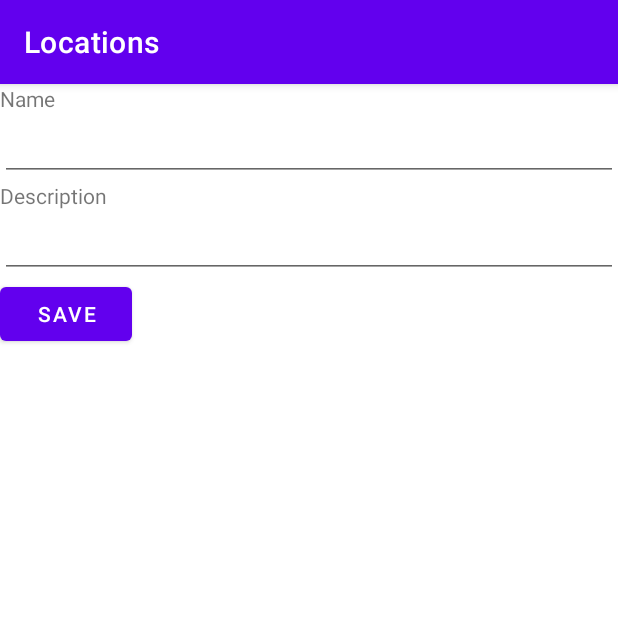
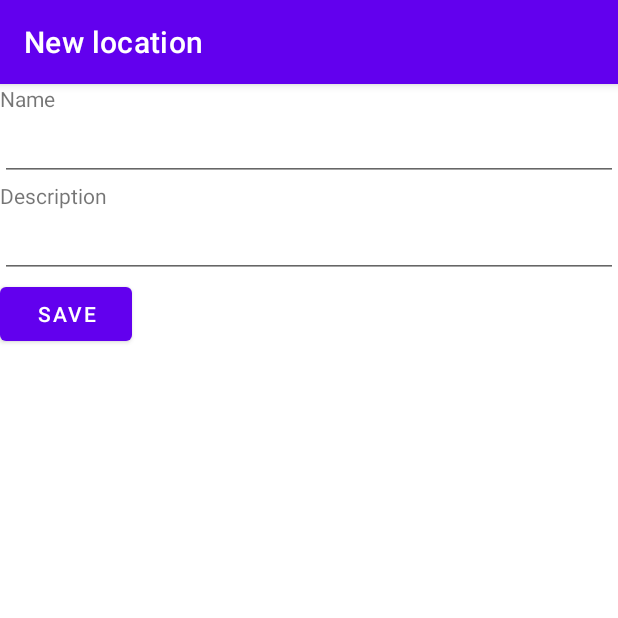
Before and after one commit to sosnovskiim/MeterManager, an Android app: the screen it shows after launch (MainActivity), after a tap on "Add new location", on a phone screen of 412 x 824 dp, the top half of it. Run offline under Robolectric (Android 15) with nearby library versions, the phone set to English and light mode, and no system bars; our stand-ins replace Room's generated code, data binding.

Commit message:
Добавил заголовок на экран Добавить/Изменить помещение

```diff
--- a/app/src/main/java/com/sosnowskydevelop/metermanager/fragment/LocationDetailsFragment.kt
+++ b/app/src/main/java/com/sosnowskydevelop/metermanager/fragment/LocationDetailsFragment.kt
@@ -5,9 +5,11 @@ import android.text.TextUtils
 import android.view.LayoutInflater
 import android.view.View
 import android.view.ViewGroup
+import androidx.appcompat.app.AppCompatActivity
 import androidx.fragment.app.Fragment
 import androidx.fragment.app.viewModels
 import androidx.navigation.fragment.findNavController
+import androidx.navigation.fragment.navArgs
 import com.sosnowskydevelop.metermanager.LocationViewModel
 import com.sosnowskydevelop.metermanager.LocationViewModelFactory
 import com.sosnowskydevelop.metermanager.MetersApplication
@@ -43,5 +45,13 @@ class LocationDetailsFragment : Fragment() {
                 findNavController().navigate(R.id.action_locationDetailsFragment_to_locationListFragment)
             }
         }
+
+        val args: LocationDetailsFragmentArgs by navArgs()
+        val locationId = args.locationId
+        if (locationId == 0) {
+            (requireActivity() as AppCompatActivity).supportActionBar?.title = resources.getString(R.string.location_new)
+        } else {
+            (requireActivity() as AppCompatActivity).supportActionBar?.title = resources.getString(R.string.location_edit)
+        }
     }
 }
--- a/app/src/main/java/com/sosnowskydevelop/metermanager/fragment/LocationListFragment.kt
+++ b/app/src/main/java/com/sosnowskydevelop/metermanager/fragment/LocationListFragment.kt
@@ -6,6 +6,7 @@ import androidx.appcompat.app.AppCompatActivity
 import androidx.fragment.app.Fragment
 import androidx.fragment.app.viewModels
 import androidx.lifecycle.Observer
+import androidx.navigation.findNavController
 import androidx.navigation.fragment.findNavController
 import androidx.recyclerview.widget.LinearLayoutManager
 import com.sosnowskydevelop.metermanager.*
@@ -57,7 +58,9 @@ class LocationListFragment : Fragment() {
     override fun onOptionsItemSelected(item: MenuItem): Boolean {
         return when (item.itemId) {
             R.id.location_menu_add -> {
-                findNavController().navigate(R.id.action_locationListFragment_to_locationDetailsFragment)
+                findNavController().navigate(
+                    LocationListFragmentDirections.actionLocationListFragmentToLocationDetailsFragment(0))
+                //findNavController().navigate(R.id.action_locationListFragment_to_locationDetailsFragment)
                 true
             }
             else -> super.onOptionsItemSelected(item)
--- a/app/src/main/res/navigation/nav_graph.xml
+++ b/app/src/main/res/navigation/nav_graph.xml
@@ -25,6 +25,9 @@
             app:destination="@id/locationListFragment"
             app:popUpTo="@id/locationListFragment"
             app:popUpToInclusive="true"/>
+        <argument
+            android:name="locationId"
+            app:argType="integer" />
     </fragment>
     <fragment
         android:id="@+id/meterListFragment"
--- a/app/src/main/res/values/strings.xml
+++ b/app/src/main/res/values/strings.xml
@@ -1,4 +1,6 @@
 <resources>
     <string name="app_name">MeterManager</string>
     <string name="locations">Locations</string>
+    <string name="location_edit">Edit location</string>
+    <string name="location_new">New location</string>
 </resources>
```
Also changed, not shown: 1 other file.
